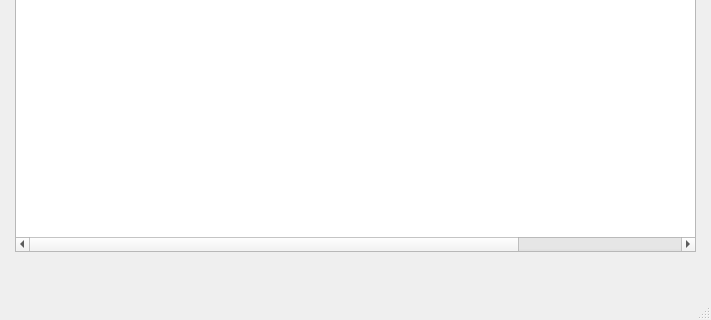
Qt form formTratamento.ui (AlexFilh0/BetelgeuseDB) before a commit; both pictures show x 0 to 711 and y 280 to 600 of the 711 by 600 pixel window.
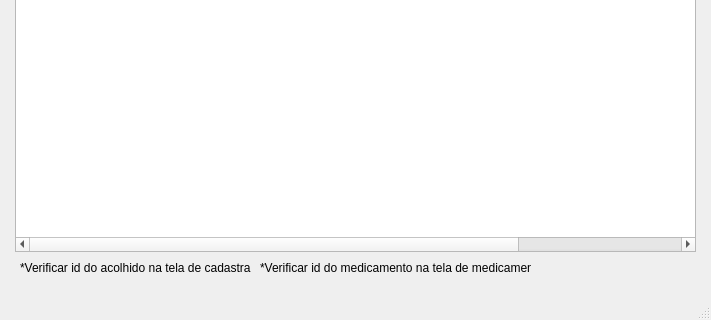
The same form after that commit. Icons and pictures are not drawn.

What changed in the file:
```diff
--- a/formTratamento.ui
+++ b/formTratamento.ui
@@ -276,6 +276,32 @@
      <string/>
     </property>
    </widget>
+   <widget class="QLabel" name="label_8">
+    <property name="geometry">
+     <rect>
+      <x>20</x>
+      <y>540</y>
+      <width>231</width>
+      <height>16</height>
+     </rect>
+    </property>
+    <property name="text">
+     <string>*Verificar id do acolhido na tela de cadastrados</string>
+    </property>
+   </widget>
+   <widget class="QLabel" name="label_9">
+    <property name="geometry">
+     <rect>
+      <x>260</x>
+      <y>540</y>
+      <width>271</width>
+      <height>16</height>
+     </rect>
+    </property>
+    <property name="text">
+     <string>*Verificar id do medicamento na tela de medicamentos</string>
+    </property>
+   </widget>
   </widget>
   <widget class="QMenuBar" name="menubar">
    <property name="geometry">
```
